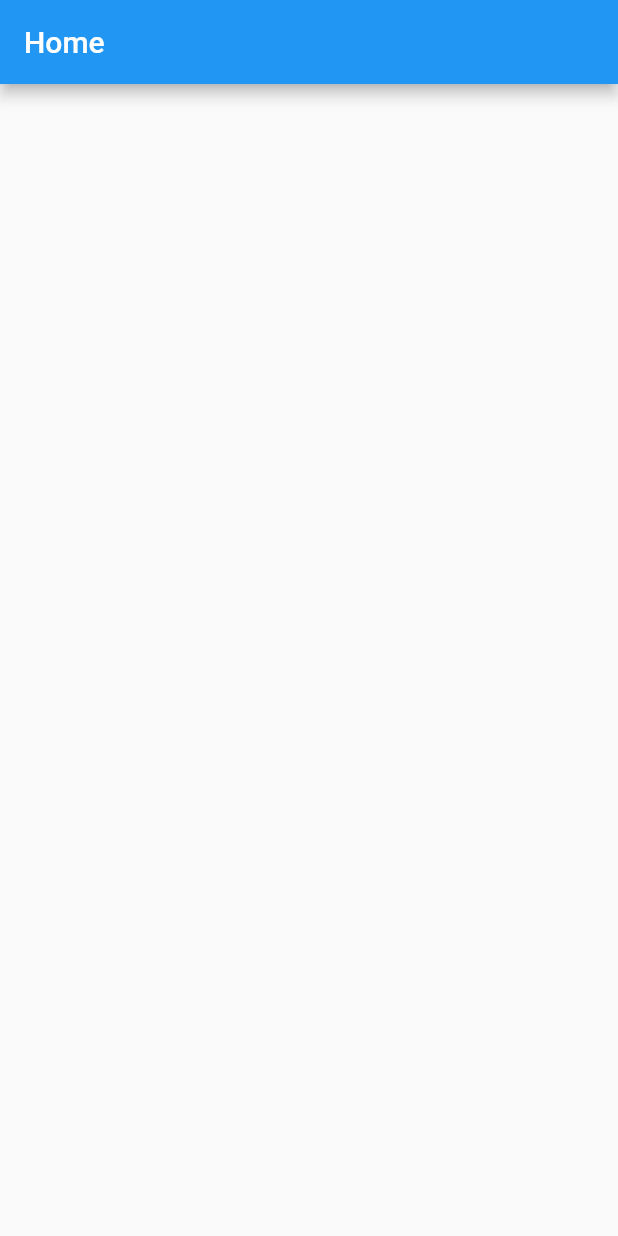
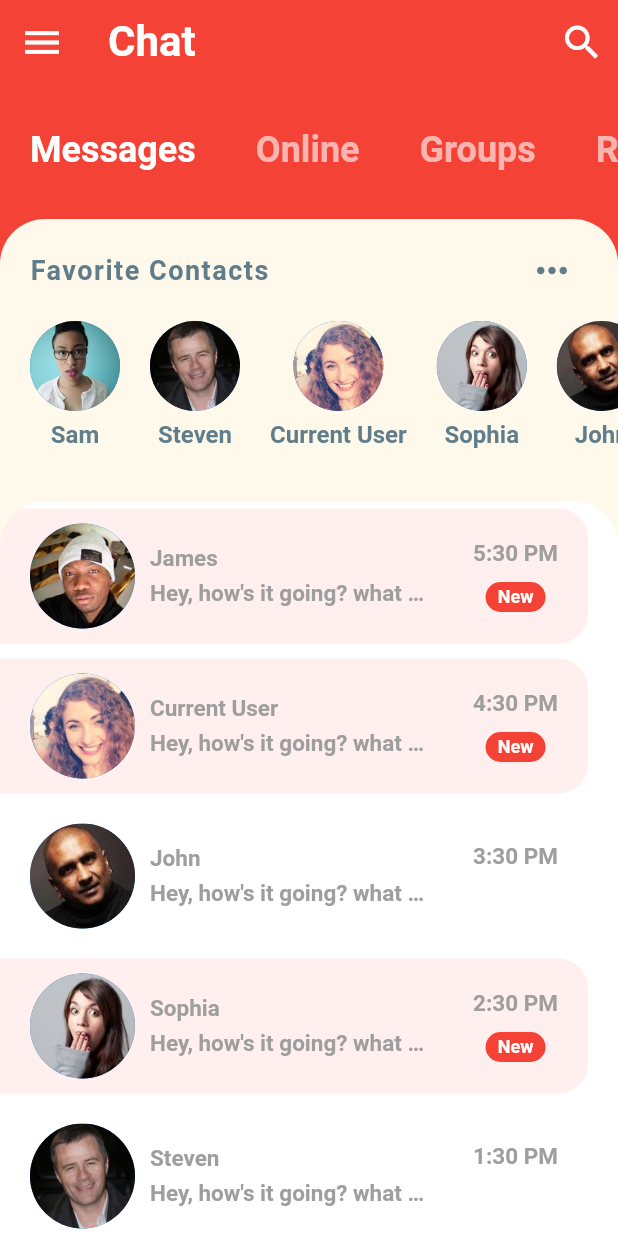
Before and after one commit to adutwum-soft/chatUI, a Flutter app: the screen it shows after launch, on a phone screen of 412 x 824 dp. Run offline on Flutter 3.47's test engine with Material 2 defaults, Android fonts, the phone set to English and light mode, and no system bars.

Commit message:
design home ui

```diff
--- a/lib/main.dart
+++ b/lib/main.dart
@@ -1,3 +1,4 @@
+import 'package:chat/src/res/colors.dart';
 import 'package:chat/src/ui/home.dart';
 import 'package:flutter/material.dart';
 
@@ -12,9 +13,12 @@ class MyApp extends StatelessWidget {
   @override
   Widget build(BuildContext context) {
     return MaterialApp(
-        title: 'Flutter Demo',
+        title: 'Flutter Chat UI',
         theme: ThemeData(
-          primarySwatch: Colors.blue,
+          colorScheme: ColorScheme.fromSwatch().copyWith(
+            secondary: AppColors.accentColor,
+            primary: Colors.red,
+          ),
         ),
         debugShowCheckedModeBanner: false,
         home: const Home());
--- a/lib/src/model/message.dart
+++ b/lib/src/model/message.dart
@@ -19,49 +19,49 @@ class Message {
 final User currentUser = User(
   id: 0,
   name: 'Current User',
-  imageUrl: 'assets/images/greg.jpg',
+  imageUrl: 'assets/images/greg.jpeg',
 );
 
 final User greg = User(
   id: 0,
   name: 'Greg',
-  imageUrl: 'assets/images/greg.jpg',
+  imageUrl: 'assets/images/greg.jpeg',
 );
 
 final User james = User(
   id: 1,
   name: 'James',
-  imageUrl: 'assets/images/james.jpg',
+  imageUrl: 'assets/images/james.jpeg',
 );
 
 final User john = User(
   id: 2,
   name: 'John',
-  imageUrl: 'assets/images/john.jpg',
+  imageUrl: 'assets/images/john.jpeg',
 );
 
 final User oliver = User(
   id: 3,
   name: 'Current User',
-  imageUrl: 'assets/images/oliver.jpg',
+  imageUrl: 'assets/images/olivia.jpeg',
 );
 
 final User sam = User(
   id: 4,
   name: 'Sam',
-  imageUrl: 'assets/images/sam.jpg',
+  imageUrl: 'assets/images/sam.jpeg',
 );
 
 final User steven = User(
   id: 5,
   name: 'Steven',
-  imageUrl: 'assets/images/steven.jpg',
+  imageUrl: 'assets/images/steven.jpeg',
 );
 
 final User sophia = User(
   id: 6,
   name: 'Sophia',
-  imageUrl: 'assets/images/sophia.jpg',
+  imageUrl: 'assets/images/sophia.jpeg',
 );
 
 List<User> favorite = [sam, steven, oliver, sophia, john, james, greg];
--- /dev/null
+++ b/lib/src/res/colors.dart
@@ -0,0 +1,7 @@
+import 'package:flutter/material.dart';
+
+class AppColors {
+  static const accentColor = Color(0xFFFEF9EB);
+  static const red = Color(0xFFff0000);
+  static const unread = Color(0xFFFFEFEE);
+}
--- /dev/null
+++ b/lib/src/res/styles.dart
@@ -0,0 +1,8 @@
+import 'package:flutter/material.dart';
+
+class AppStyles {
+  static const BorderRadius topCurve = BorderRadius.only(
+    topLeft: Radius.circular(30),
+    topRight: Radius.circular(30),
+  );
+}
--- /dev/null
+++ b/lib/src/ui/chat.dart
@@ -0,0 +1,20 @@
+import 'package:chat/src/model/user.dart';
+import 'package:flutter/material.dart';
+import 'package:flutter/cupertino.dart';
+
+class Chat extends StatefulWidget {
+  final User user;
+  const Chat({Key? key, required this.user}) : super(key: key);
+
+  @override
+  _ChatState createState() => _ChatState();
+}
+
+class _ChatState extends State<Chat> {
+  @override
+  Widget build(BuildContext context) {
+    return Scaffold(
+      appBar: AppBar(),
+    );
+  }
+}
--- a/lib/src/ui/home.dart
+++ b/lib/src/ui/home.dart
@@ -1,3 +1,7 @@
+import 'package:chat/src/res/styles.dart';
+import 'package:chat/src/widget/category_selector.dart';
+import 'package:chat/src/widget/favorite_contacts.dart';
+import 'package:chat/src/widget/recent_chat.dart';
 import 'package:flutter/material.dart';
 import 'package:flutter/cupertino.dart';
 
@@ -7,8 +11,53 @@ class Home extends StatelessWidget {
   @override
   Widget build(BuildContext context) {
     return Scaffold(
+      backgroundColor: Theme.of(context).colorScheme.primary,
       appBar: AppBar(
-        title: const Text("Home"),
+        leading: IconButton(
+          onPressed: () {},
+          icon: const Icon(
+            Icons.menu,
+            size: 30.0,
+            color: Colors.white,
+          ),
+        ),
+        title: const Text(
+          "Chat",
+          style: TextStyle(
+            fontSize: 28,
+            fontWeight: FontWeight.bold,
+          ),
+        ),
+        elevation: 0.0,
+        actions: <Widget>[
+          IconButton(
+            onPressed: () {},
+            icon: const Icon(
+              Icons.search,
+              size: 30.0,
+              color: Colors.white,
+            ),
+          ),
+        ],
+      ),
+      body: Column(
+        children: <Widget>[
+          const CategorySelector(),
+          Expanded(
+            child: Container(
+              decoration: BoxDecoration(
+                color: Theme.of(context).colorScheme.secondary,
+                borderRadius: AppStyles.topCurve,
+              ),
+              child: Column(
+                children: <Widget>[
+                  const FavoriteContacts(),
+                  RecentChat(),
+                ],
+              ),
+            ),
+          ),
+        ],
       ),
     );
   }
--- /dev/null
+++ b/lib/src/widget/category_selector.dart
@@ -0,0 +1,49 @@
+import 'package:flutter/material.dart';
+import 'package:flutter/cupertino.dart';
+
+class CategorySelector extends StatefulWidget {
+  const CategorySelector({Key? key}) : super(key: key);
+
+  @override
+  _CategorySelectorState createState() => _CategorySelectorState();
+}
+
+class _CategorySelectorState extends State<CategorySelector> {
+  int selectedIndex = 0;
+  final List<String> categories = ['Messages', 'Online', 'Groups', 'Requests'];
+
+  @override
+  Widget build(BuildContext context) {
+    return Container(
+      height: 90,
+      color: Theme.of(context).colorScheme.primary,
+      child: ListView.builder(
+        scrollDirection: Axis.horizontal,
+        itemCount: categories.length,
+        itemBuilder: (BuildContext ctx, int index) {
+          return GestureDetector(
+            onTap: () {
+              setState(() {
+                selectedIndex = index;
+              });
+            },
+            child: Padding(
+              padding: const EdgeInsets.symmetric(
+                horizontal: 20,
+                vertical: 30,
+              ),
+              child: Text(
+                categories[index],
+                style: TextStyle(
+                  color: index == selectedIndex ? Colors.white : Colors.white60,
+                  fontSize: 24.0,
+                  fontWeight: FontWeight.bold,
+                ),
+              ),
+            ),
+          );
+        },
+      ),
+    );
+  }
+}
--- /dev/null
+++ b/lib/src/widget/favorite_contacts.dart
@@ -0,0 +1,78 @@
+import 'package:chat/src/model/message.dart';
+import 'package:flutter/material.dart';
+import 'package:flutter/cupertino.dart';
+
+class FavoriteContacts extends StatelessWidget {
+  const FavoriteContacts({Key? key}) : super(key: key);
+
+  @override
+  Widget build(BuildContext context) {
+    return Padding(
+      padding: const EdgeInsets.symmetric(
+        vertical: 10,
+      ),
+      child: Column(
+        children: [
+          Padding(
+            padding: const EdgeInsets.symmetric(
+              horizontal: 20,
+            ),
+            child: Row(
+              mainAxisAlignment: MainAxisAlignment.spaceBetween,
+              mainAxisSize: MainAxisSize.max,
+              children: <Widget>[
+                const Text(
+                  'Favorite Contacts',
+                  style: TextStyle(
+                    color: Colors.blueGrey,
+                    fontSize: 18,
+                    fontWeight: FontWeight.bold,
+                    letterSpacing: 1,
+                  ),
+                ),
+                IconButton(
+                  onPressed: () {},
+                  icon: const Icon(
+                    Icons.more_horiz,
+                    size: 30,
+                    color: Colors.blueGrey,
+                  ),
+                ),
+              ],
+            ),
+          ),
+          Container(
+            height: 120,
+            child: ListView.builder(
+              padding: const EdgeInsets.only(left: 10),
+              scrollDirection: Axis.horizontal,
+              itemCount: favorite.length,
+              itemBuilder: (BuildContext ctx, int index) {
+                return Padding(
+                  padding: const EdgeInsets.all(10.0),
+                  child: Column(
+                    children: [
+                      CircleAvatar(
+                        radius: 30,
+                        backgroundImage: AssetImage(favorite[index].imageUrl!),
+                      ),
+                      const SizedBox(height: 6),
+                      Text(
+                        favorite[index].name!,
+                        style: const TextStyle(
+                          fontSize: 16,
+                          fontWeight: FontWeight.w600,
+                          color: Colors.blueGrey,
+                        ),
+                      ),
+                    ],
+                  ),
+                );
+              },
+            ),
+          ),
+        ],
+      ),
+    );
+  }
+}
--- /dev/null
+++ b/lib/src/widget/recent_chat.dart
@@ -0,0 +1,126 @@
+import 'package:chat/src/model/message.dart';
+import 'package:chat/src/res/colors.dart';
+import 'package:chat/src/res/styles.dart';
+import 'package:flutter/material.dart';
+import 'package:flutter/cupertino.dart';
+
+class RecentChat extends StatelessWidget {
+  RecentChat({Key? key}) : super(key: key);
+
+  @override
+  Widget build(BuildContext context) {
+    return Expanded(
+      child: Container(
+        decoration: const BoxDecoration(
+          color: Colors.white,
+          borderRadius: AppStyles.topCurve,
+        ),
+        child: ClipRRect(
+          borderRadius: AppStyles.topCurve,
+          child: ListView.builder(
+            itemCount: chats.length,
+            itemBuilder: (BuildContext ctx, int index) {
+              final chat = chats[index];
+              return Container(
+                margin: const EdgeInsets.only(
+                  top: 5,
+                  bottom: 5,
+                  right: 20,
+                ),
+                padding: const EdgeInsets.symmetric(
+                  horizontal: 20,
+                  vertical: 10,
+                ),
+                decoration: BoxDecoration(
+                  borderRadius: rightCurve,
+                  color: chat.unread! ? AppColors.unread : Colors.white,
+                ),
+                child: Row(
+                  mainAxisAlignment: MainAxisAlignment.spaceBetween,
+                  children: [
+                    Row(
+                      children: [
+                        CircleAvatar(
+                          backgroundImage: AssetImage(chat.sender!.imageUrl!),
+                          radius: 35,
+                        ),
+                        const SizedBox(width: 10),
+                        Column(
+                          crossAxisAlignment: CrossAxisAlignment.start,
+                          children: [
+                            Text(
+                              chat.sender!.name!,
+                              style: const TextStyle(
+                                color: Colors.grey,
+                                fontSize: 15,
+                                fontWeight: FontWeight.bold,
+                              ),
+                            ),
+                            const SizedBox(height: 5),
+                            Container(
+                              width: MediaQuery.of(context).size.width * 0.45,
+                              child: Text(
+                                chat.text!,
+                                style: const TextStyle(
+                                  color: Colors.grey,
+                                  fontSize: 15,
+                                  fontWeight: FontWeight.bold,
+                                ),
+                                overflow: TextOverflow.ellipsis,
+                              ),
+                            ),
+                          ],
+                        ),
+                      ],
+                    ),
+                    Column(
+                      children: <Widget>[
+                        Text(
+                          chat.time!,
+                          style: textStyle(),
+                        ),
+                        const SizedBox(height: 10),
+                        chat.unread!
+                            ? Container(
+                                width: 40,
+                                height: 20,
+                                decoration: BoxDecoration(
+                                  borderRadius: BorderRadius.circular(30),
+                                  color: Theme.of(context).colorScheme.primary,
+                                ),
+                                alignment: Alignment.center,
+                                child: const Text(
+                                  'New',
+                                  style: TextStyle(
+                                    color: Colors.white,
+                                    fontSize: 12,
+                                    fontWeight: FontWeight.bold,
+                                  ),
+                                ),
+                              )
+                            : const Text(''),
+                      ],
+                    ),
+                  ],
+                ),
+              );
+            },
+          ),
+        ),
+      ),
+    );
+  }
+
+  TextStyle textStyle({Color? color = Colors.grey, double? fontSize = 15}) {
+    return TextStyle(
+      color: color,
+      fontSize: fontSize,
+      fontWeight: FontWeight.bold,
+    );
+  }
+
+  BorderRadius rightCurve = const BorderRadius.only(
+    topRight: Radius.circular(20),
+    bottomRight: Radius.circular(20),
+  );
+}
```
